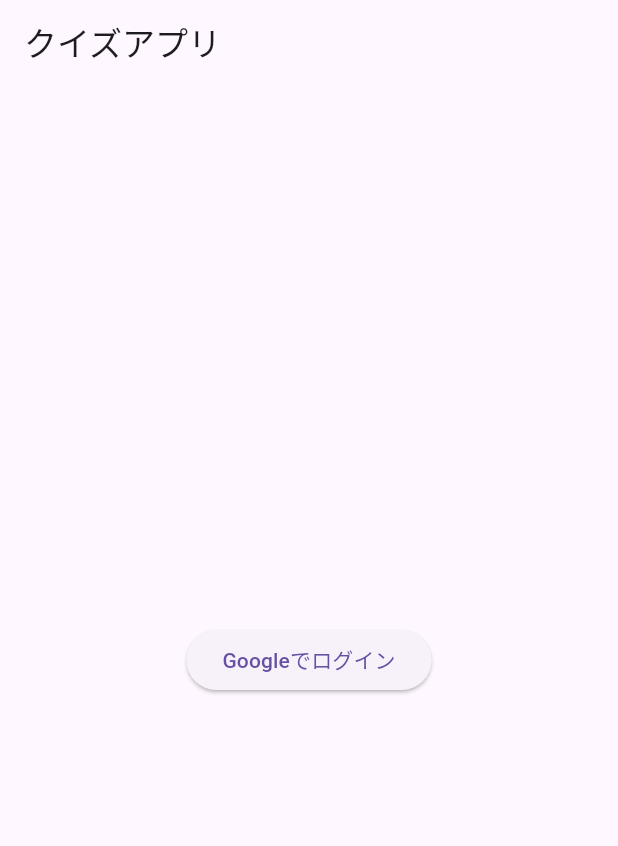
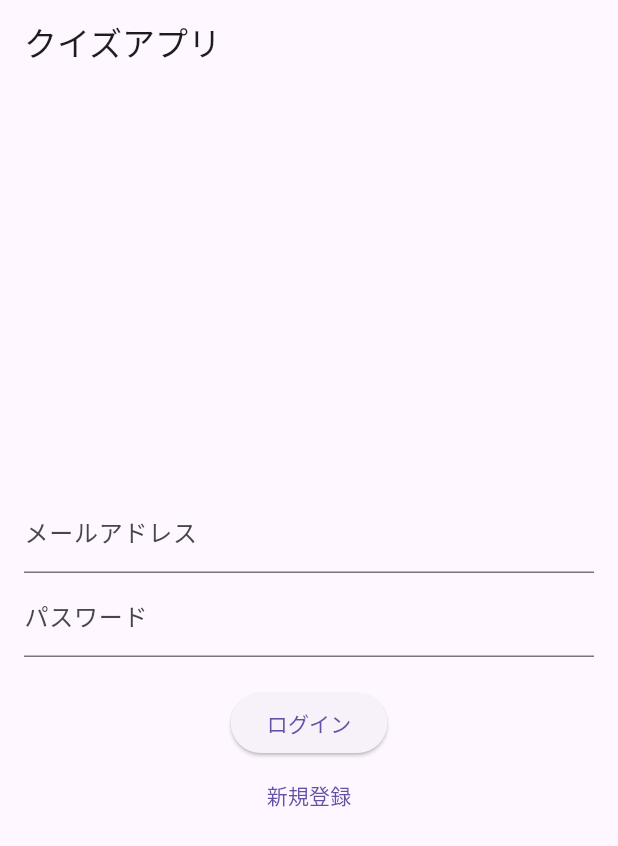
Before and after one commit to masaPokemon/masaPokemon.github, a Flutter app: the screen it shows after launch, on a phone screen of 412 x 824 dp. Shown: the top 846 px of the screen. Run offline on Flutter 3.47's test engine with Material 3 defaults, Android fonts, the phone set to English and light mode, and no system bars; our stand-ins replace cloud_firestore, firebase_auth, firebase_core, firebase_database; accounts and stored records are empty; statements that could not run were skipped.

Commit message:
Update home_screen.dart

```diff
--- a/lib/home_screen.dart
+++ b/lib/home_screen.dart
@@ -1,5 +1,4 @@
 import 'package:flutter/material.dart';
-import 'package:firebase_auth/firebase_auth.dart';
 import 'package:quiz_app/auth_service.dart';
 import 'leaderboard_screen.dart';
 
@@ -11,6 +10,14 @@ class HomeScreen extends StatefulWidget {
 class _HomeScreenState extends State<HomeScreen> {
   final AuthService _authService = AuthService();
   User? _user;
+
+  // ログイン情報
+  final _emailController = TextEditingController();
+  final _passwordController = TextEditingController();
+  final _signUpEmailController = TextEditingController();
+  final _signUpPasswordController = TextEditingController();
+
+  bool _isLoginMode = true;
 
   @override
   void initState() {
@@ -33,21 +40,13 @@ class _HomeScreenState extends State<HomeScreen> {
       appBar: AppBar(title: Text("クイズアプリ")),
       body: Center(
         child: _user == null
-            ? ElevatedButton(
-                onPressed: () async {
-                  final user = await _authService.signInWithGoogle();
-                  if (user != null) {
-                    setState(() {
-                      _user = user;
-                    });
-                  }
-                },
-                child: Text('Googleでログイン'),
-              )
+            ? _isLoginMode
+                ? _buildLoginForm()
+                : _buildSignUpForm()
             : Column(
                 mainAxisAlignment: MainAxisAlignment.center,
                 children: [
-                  Text('ようこそ, ${_user!.displayName}!'),
+                  Text('ようこそ, ${_user!.email}!'),
                   ElevatedButton(
                     onPressed: () {
                       Navigator.push(
@@ -71,4 +70,127 @@ class _HomeScreenState extends State<HomeScreen> {
       ),
     );
   }
+
+  // ログインフォーム
+  Widget _buildLoginForm() {
+    return Padding(
+      padding: const EdgeInsets.all(16.0),
+      child: Column(
+        mainAxisAlignment: MainAxisAlignment.center,
+        children: [
+          TextField(
+            controller: _emailController,
+            decoration: InputDecoration(labelText: 'メールアドレス'),
+          ),
+          TextField(
+            controller: _passwordController,
+            obscureText: true,
+            decoration: InputDecoration(labelText: 'パスワード'),
+          ),
+          SizedBox(height: 20),
+          ElevatedButton(
+            onPressed: () async {
+              final email = _emailController.text;
+              final password = _passwordController.text;
+
+              final user = await _authService.signInWithEmailPassword(email, password);
+              if (user != null) {
+                setState(() {
+                  _user = user;
+                });
+              } else {
+                // エラーハンドリング
+                showDialog(
+                  context: context,
+                  builder: (context) => AlertDialog(
+                    title: Text('ログイン失敗'),
+                    content: Text('メールアドレスまたはパスワードが間違っています。'),
+                    actions: [
+                      TextButton(
+                        onPressed: () {
+                          Navigator.pop(context);
+                        },
+                        child: Text('OK'),
+                      ),
+                    ],
+                  ),
+                );
+              }
+            },
+            child: Text('ログイン'),
+          ),
+          TextButton(
+            onPressed: () {
+              setState(() {
+                _isLoginMode = false;
+              });
+            },
+            child: Text('新規登録'),
+          ),
+        ],
+      ),
+    );
+  }
+
+  // 新規登録フォーム
+  Widget _buildSignUpForm() {
+    return Padding(
+      padding: const EdgeInsets.all(16.0),
+      child: Column(
+        mainAxisAlignment: MainAxisAlignment.center,
+        children: [
+          TextField(
+            controller: _signUpEmailController,
+            decoration: InputDecoration(labelText: 'メールアドレス'),
+          ),
+          TextField(
+            controller: _signUpPasswordController,
+            obscureText: true,
+            decoration: InputDecoration(labelText: 'パスワード'),
+          ),
+          SizedBox(height: 20),
+          ElevatedButton(
+            onPressed: () async {
+              final email = _signUpEmailController.text;
+              final password = _signUpPasswordController.text;
+
+              final user = await _authService.signUpWithEmailPassword(email, password);
+              if (user != null) {
+                setState(() {
+                  _user = user;
+                  _isLoginMode = true; // 新規登録後、ログイン画面に戻る
+                });
+              } else {
+                // エラーハンドリング
+                showDialog(
+                  context: context,
+                  builder: (context) => AlertDialog(
+                    title: Text('登録失敗'),
+                    content: Text('登録中にエラーが発生しました。'),
+                    actions: [
+                      TextButton(
+                        onPressed: () {
+                          Navigator.pop(context);
+                        },
+                        child: Text('OK'),
+                      ),
+                    ],
+                  ),
+                );
+              }
+            },
+            child: Text('新規登録'),
+          ),
+          TextButton(
+            onPressed: () {
+              setState(() {
+                _isLoginMode = true;
+              });
+            },
+            child: Text('ログイン画面に戻る'),
+          ),
+        ],
+      ),
+    );
+  }
 }
```
